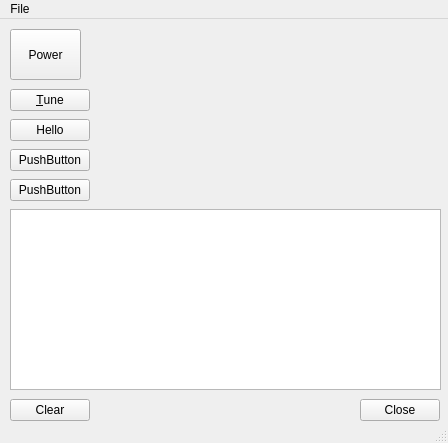
Qt form mainwindow.ui (radi8/QtRemote) before a commit.
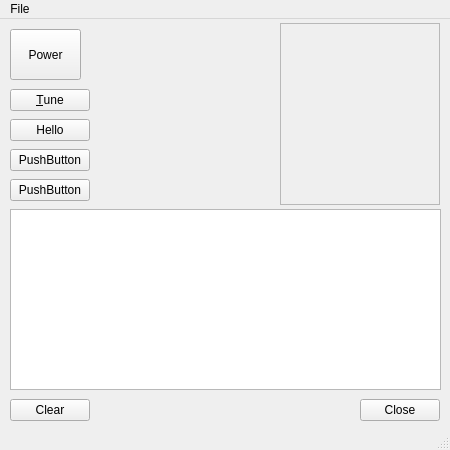
The same form after that commit. Custom widgets are drawn as their Qt base class.

Commit message: Added 2 meters & added connection alive test

```diff
--- a/mainwindow.ui
+++ b/mainwindow.ui
@@ -6,8 +6,8 @@
    <rect>
     <x>0</x>
     <y>0</y>
-    <width>448</width>
-    <height>443</height>
+    <width>450</width>
+    <height>450</height>
    </rect>
   </property>
   <property name="windowTitle">
@@ -118,13 +118,29 @@
      <string>Close</string>
     </property>
    </widget>
+   <widget class="sMeter" name="frame">
+    <property name="geometry">
+     <rect>
+      <x>280</x>
+      <y>4</y>
+      <width>160</width>
+      <height>182</height>
+     </rect>
+    </property>
+    <property name="frameShape">
+     <enum>QFrame::StyledPanel</enum>
+    </property>
+    <property name="frameShadow">
+     <enum>QFrame::Raised</enum>
+    </property>
+   </widget>
   </widget>
   <widget class="QMenuBar" name="menuBar">
    <property name="geometry">
     <rect>
      <x>0</x>
      <y>0</y>
-     <width>448</width>
+     <width>450</width>
      <height>19</height>
     </rect>
    </property>
@@ -144,6 +160,14 @@
   </action>
  </widget>
  <layoutdefault spacing="6" margin="11"/>
+ <customwidgets>
+  <customwidget>
+   <class>sMeter</class>
+   <extends>QFrame</extends>
+   <header>smeter.h</header>
+   <container>1</container>
+  </customwidget>
+ </customwidgets>
  <resources/>
  <connections/>
 </ui>
```
The commit also changes 7 other files.
